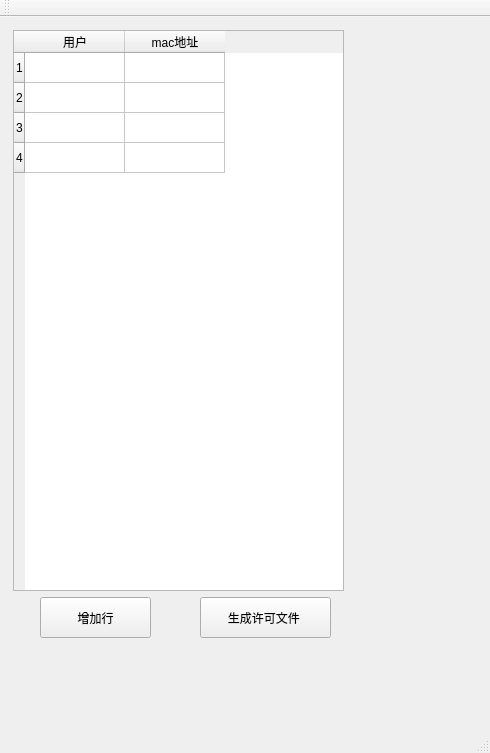
Above: create_license/create_license.ui from yanghualv7/hello_qt before the change. Below: the same form after it.
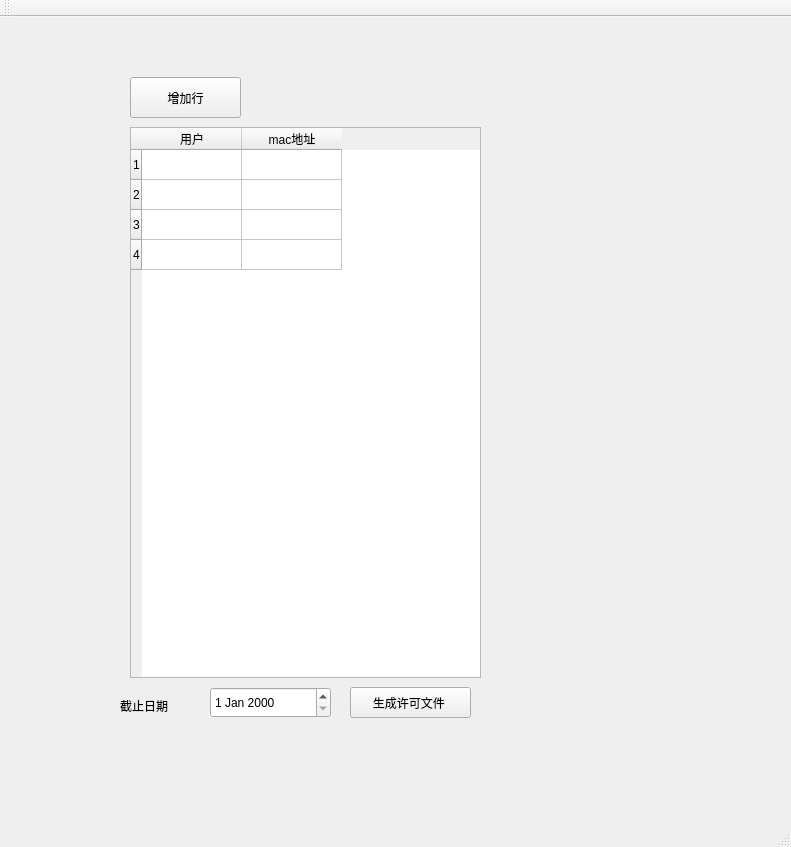
That is the form after the change.

```diff
--- a/create_license/create_license.ui
+++ b/create_license/create_license.ui
@@ -6,8 +6,8 @@
    <rect>
     <x>0</x>
     <y>0</y>
-    <width>490</width>
-    <height>753</height>
+    <width>791</width>
+    <height>847</height>
    </rect>
   </property>
   <property name="windowTitle">
@@ -17,10 +17,10 @@
    <widget class="QTableWidget" name="tableWidget">
     <property name="geometry">
      <rect>
-      <x>13</x>
-      <y>13</y>
-      <width>331</width>
-      <height>561</height>
+      <x>130</x>
+      <y>110</y>
+      <width>351</width>
+      <height>551</height>
      </rect>
     </property>
     <row>
@@ -62,10 +62,10 @@
    <widget class="QToolButton" name="toolButton">
     <property name="geometry">
      <rect>
-      <x>200</x>
-      <y>580</y>
-      <width>131</width>
-      <height>41</height>
+      <x>350</x>
+      <y>670</y>
+      <width>121</width>
+      <height>31</height>
      </rect>
     </property>
     <property name="text">
@@ -75,8 +75,8 @@
    <widget class="QPushButton" name="addButton">
     <property name="geometry">
      <rect>
-      <x>40</x>
-      <y>580</y>
+      <x>130</x>
+      <y>60</y>
       <width>111</width>
       <height>41</height>
      </rect>
@@ -91,6 +91,29 @@
      <string>增加行</string>
     </property>
    </widget>
+   <widget class="QDateEdit" name="end_Time">
+    <property name="geometry">
+     <rect>
+      <x>210</x>
+      <y>670</y>
+      <width>121</width>
+      <height>31</height>
+     </rect>
+    </property>
+   </widget>
+   <widget class="QLabel" name="end_Time_label">
+    <property name="geometry">
+     <rect>
+      <x>120</x>
+      <y>680</y>
+      <width>81</width>
+      <height>18</height>
+     </rect>
+    </property>
+    <property name="text">
+     <string>截止日期</string>
+    </property>
+   </widget>
   </widget>
   <widget class="QToolBar" name="mainToolBar">
    <attribute name="toolBarArea">
```
